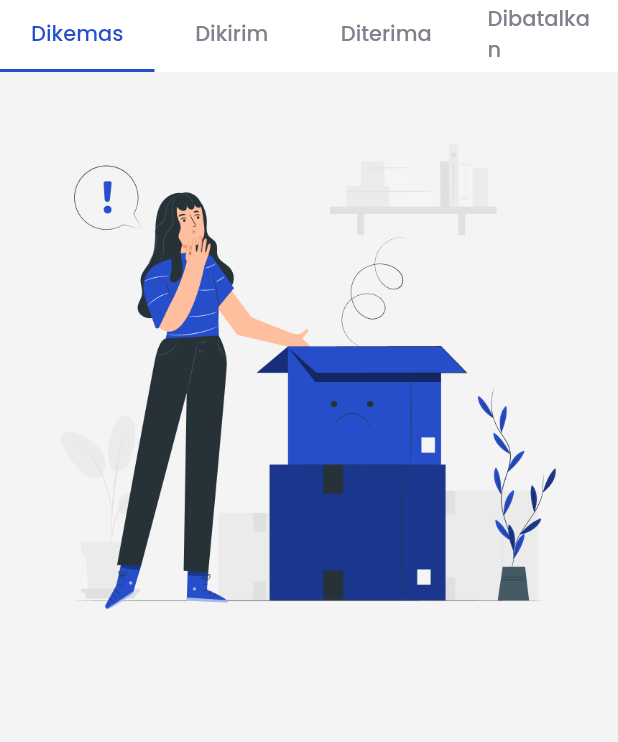
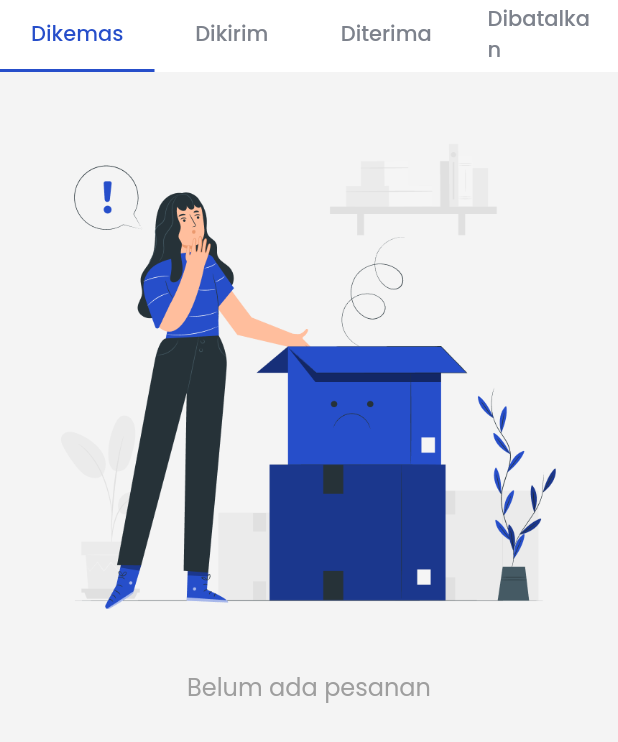
Before and after one commit to Kelompok-17-Capstone/mobile_flutter, a Flutter app: the Pesanan screen opened directly, on a phone screen of 412 x 824 dp. Shown: the top 742 px of the screen. Run offline on Flutter 3.47's test engine with Material 2 defaults, Android fonts, the phone set to English and light mode, and no system bars; our stand-ins replace barcode_widget.

Commit message:
widget pesanan

```diff
--- a/lib/views/dashboard/pesanan_view.dart
+++ b/lib/views/dashboard/pesanan_view.dart
@@ -12,9 +12,12 @@ class MyApp extends StatelessWidget {
 }
 
 class Pesanan extends StatefulWidget {
-  const Pesanan({super.key});
+  const Pesanan({
+    super.key,
+  });
 
   @override
+  // ignore: no_logic_in_create_state
   State<Pesanan> createState() => _PesananState();
 }
 
@@ -93,39 +96,97 @@ class _PesananState extends State<Pesanan> with SingleTickerProviderStateMixin {
                   controller: _tabController,
                   children: [
                     Padding(
-                        padding: EdgeInsets.only(
+                        padding: const EdgeInsets.only(
                           left: 24,
                           top: 18,
                           right: 24,
                         ),
                         child: Column(
-                          children: [
+                          children: const [
                             Image(
                               image: AssetImage('assets/images/pesanan.png'),
                             ),
+                            SizedBox(
+                              height: 16,
+                            ),
+                            Text(
+                              'Belum ada pesanan',
+                              style: TextStyle(
+                                  fontSize: 16,
+                                  fontWeight: FontWeight.w400,
+                                  color: Colors.grey),
+                            )
                           ],
                         )),
                     Padding(
-                        padding: EdgeInsets.only(
+                        padding: const EdgeInsets.only(
                           left: 24,
                           top: 18,
                           right: 24,
                         ),
-                        child: Text('Dikirm')),
+                        child: Column(
+                          children: const [
+                            Image(
+                              image: AssetImage('assets/images/pesanan.png'),
+                            ),
+                            SizedBox(
+                              height: 16,
+                            ),
+                            Text(
+                              'Belum ada pesanan',
+                              style: TextStyle(
+                                  fontSize: 16,
+                                  fontWeight: FontWeight.w400,
+                                  color: Colors.grey),
+                            )
+                          ],
+                        )),
                     Padding(
-                        padding: EdgeInsets.only(
+                        padding: const EdgeInsets.only(
                           left: 24,
                           top: 18,
                           right: 24,
                         ),
-                        child: Text('Diterima')),
+                        child: Column(
+                          children: const [
+                            Image(
+                              image: AssetImage('assets/images/pesanan.png'),
+                            ),
+                            SizedBox(
+                              height: 16,
+                            ),
+                            Text(
+                              'Belum ada pesanan',
+                              style: TextStyle(
+                                  fontSize: 16,
+                                  fontWeight: FontWeight.w400,
+                                  color: Colors.grey),
+                            )
+                          ],
+                        )),
                     Padding(
-                        padding: EdgeInsets.only(
+                        padding: const EdgeInsets.only(
                           left: 24,
                           top: 18,
                           right: 24,
                         ),
-                        child: Text('Dibatalkan')),
+                        child: Column(
+                          children: const [
+                            Image(
+                              image: AssetImage('assets/images/pesanan.png'),
+                            ),
+                            SizedBox(
+                              height: 16,
+                            ),
+                            Text(
+                              'Belum ada pesanan',
+                              style: TextStyle(
+                                  fontSize: 16,
+                                  fontWeight: FontWeight.w400,
+                                  color: Colors.grey),
+                            )
+                          ],
+                        )),
                   ],
                 ),
               ),
```
Also changed, not shown: lib/views/dashboard/home_view.dart (+47 -33 lines), pubspec.yaml (+32 -45 lines), pubspec.lock, 1 other file.
